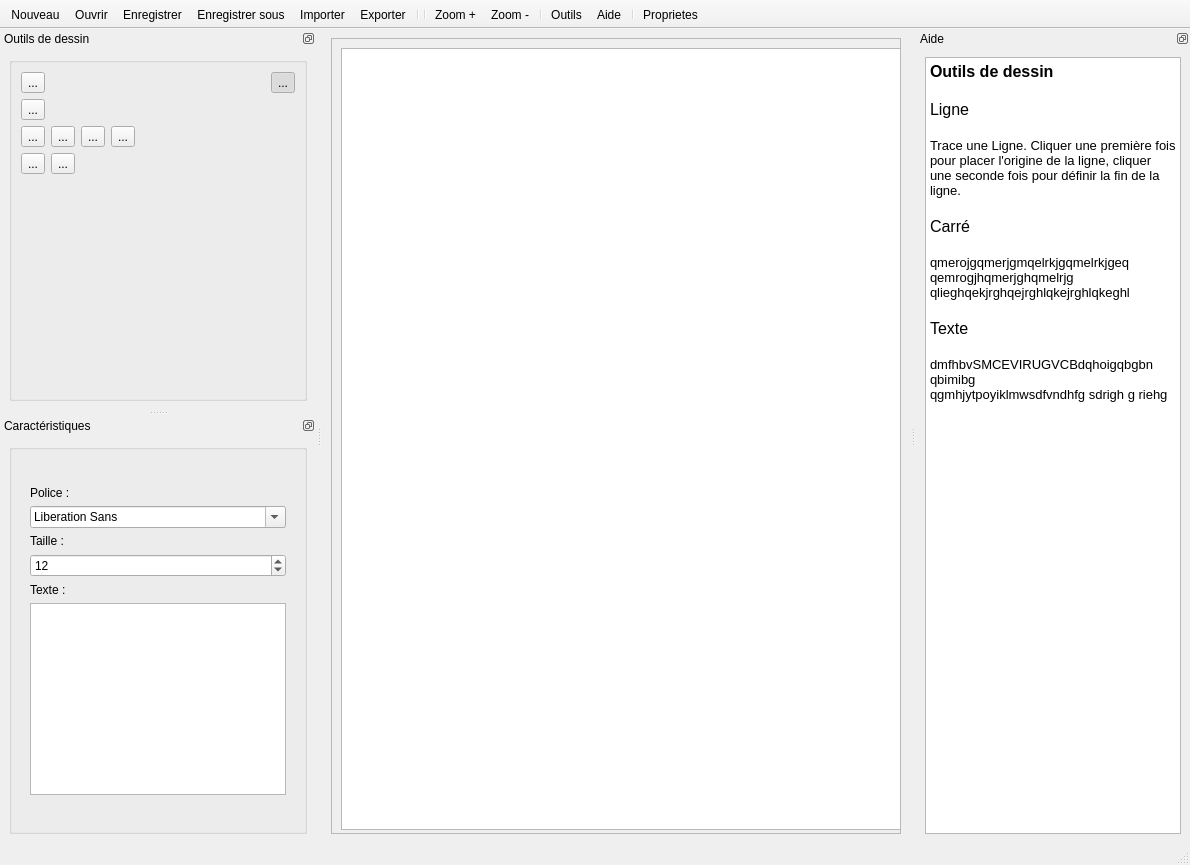
This is mainwindow.ui in BARRY-JN/M1---vectorial-draw-application as Qt 5 draws it before an edit. The edited form follows.
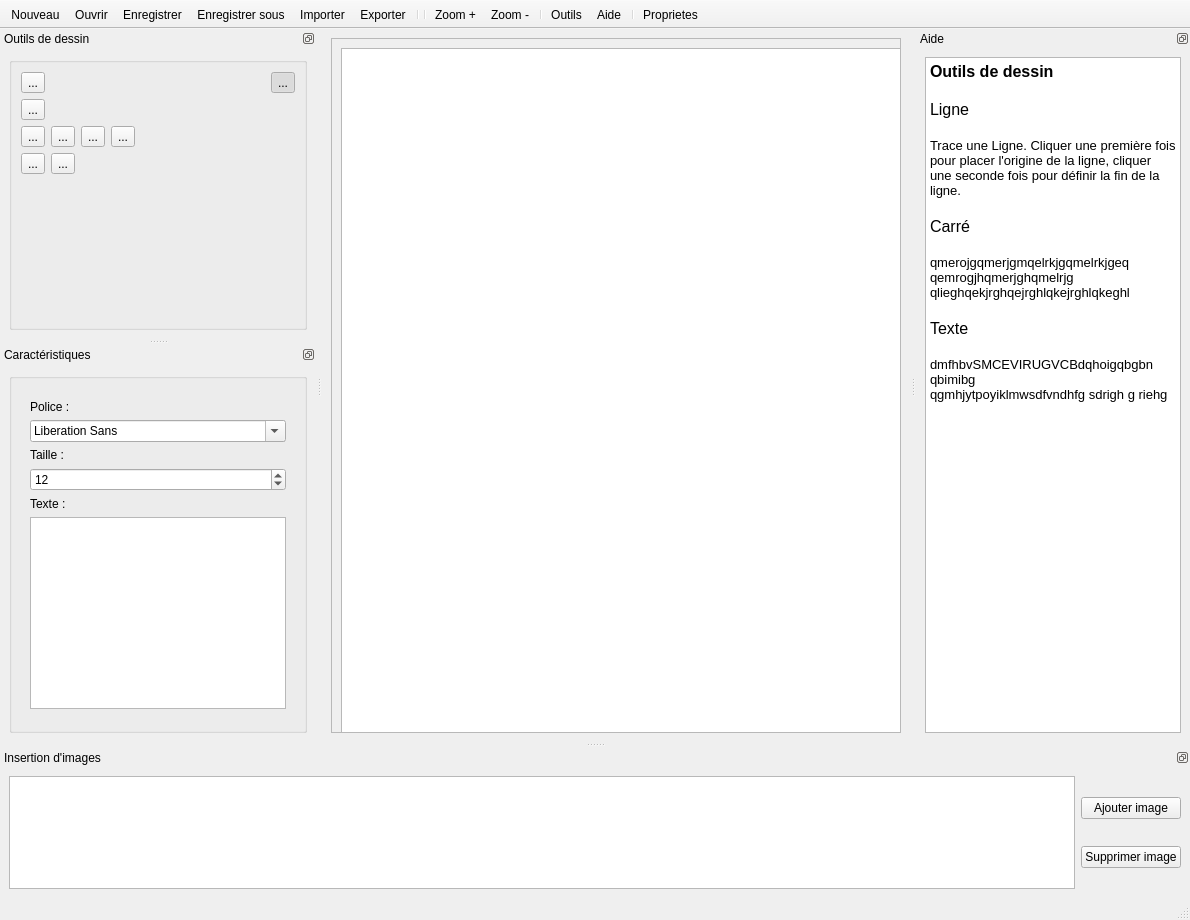
This is the edited form. Icons and pictures are not drawn. Custom widgets are drawn as their Qt base class.

```diff
--- a/mainwindow.ui
+++ b/mainwindow.ui
@@ -74,9 +74,15 @@
          <verstretch>0</verstretch>
         </sizepolicy>
        </property>
-       <layout class="QGridLayout" name="gridLayout_6">
-        <item row="0" column="0">
          <widget class="drawZone" name="drawzone">
+        <property name="geometry">
+         <rect>
+          <x>9</x>
+          <y>9</y>
+          <width>700</width>
+          <height>700</height>
+         </rect>
+        </property>
           <property name="sizePolicy">
            <sizepolicy hsizetype="Expanding" vsizetype="Expanding">
             <horstretch>0</horstretch>
@@ -85,8 +91,8 @@
           </property>
           <property name="minimumSize">
            <size>
-            <width>2</width>
-            <height>1</height>
+          <width>700</width>
+          <height>700</height>
            </size>
           </property>
           <property name="maximumSize">
@@ -134,8 +140,6 @@
            <enum>Qt::ContainsItemBoundingRect</enum>
           </property>
          </widget>
-        </item>
-       </layout>
       </widget>
      </widget>
     </item>
@@ -195,7 +199,7 @@
    <property name="minimumSize">
     <size>
      <width>270</width>
-     <height>358</height>
+     <height>310</height>
     </size>
    </property>
    <property name="autoFillBackground">
@@ -208,7 +212,7 @@
     <bool>false</bool>
    </property>
    <property name="features">
-    <set>QDockWidget::DockWidgetFloatable|QDockWidget::DockWidgetMovable</set>
+    <set>QDockWidget::DockWidgetFloatable</set>
    </property>
    <property name="windowTitle">
     <string>Outils de dessin</string>
@@ -598,11 +602,11 @@
    <property name="minimumSize">
     <size>
      <width>208</width>
-     <height>402</height>
+     <height>397</height>
     </size>
    </property>
    <property name="features">
-    <set>QDockWidget::DockWidgetFloatable|QDockWidget::DockWidgetMovable</set>
+    <set>QDockWidget::DockWidgetFloatable</set>
    </property>
    <property name="windowTitle">
     <string>Caractéristiques</string>
@@ -964,6 +968,55 @@
     </layout>
    </widget>
   </widget>
+  <widget class="QDockWidget" name="imageWidget">
+   <property name="minimumSize">
+    <size>
+     <width>275</width>
+     <height>150</height>
+    </size>
+   </property>
+   <property name="styleSheet">
+    <string notr="true"/>
+   </property>
+   <property name="features">
+    <set>QDockWidget::DockWidgetFloatable</set>
+   </property>
+   <property name="windowTitle">
+    <string>Insertion d'images</string>
+   </property>
+   <attribute name="dockWidgetArea">
+    <number>8</number>
+   </attribute>
+   <widget class="QWidget" name="dockWidgetContents_4">
+    <layout class="QGridLayout" name="gridLayout_6">
+     <item row="0" column="0">
+      <layout class="QHBoxLayout" name="horizontalLayout">
+       <item>
+        <widget class="QListWidget" name="listWidget"/>
+       </item>
+       <item>
+        <layout class="QVBoxLayout" name="verticalLayout">
+         <item>
+          <widget class="QPushButton" name="addImageButton">
+           <property name="text">
+            <string>Ajouter image</string>
+           </property>
+          </widget>
+         </item>
+         <item>
+          <widget class="QPushButton" name="DeleteImageButton">
+           <property name="text">
+            <string>Supprimer image</string>
+           </property>
+          </widget>
+         </item>
+        </layout>
+       </item>
+      </layout>
+     </item>
+    </layout>
+   </widget>
+  </widget>
   <action name="actionNouveau">
    <property name="icon">
     <iconset resource="ressources.qrc">
```
Left out of the diff: 2 changed lines with no effect on the pictures. Lines whose indentation alone changed are shown as unchanged.
